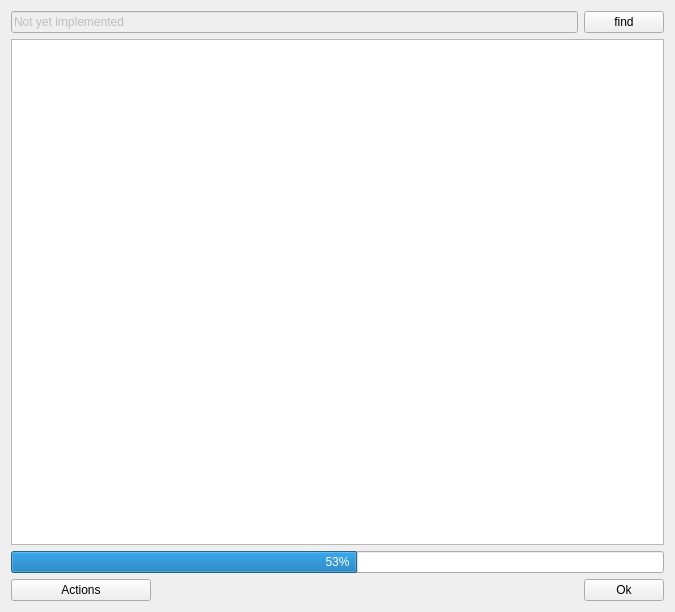
Above: ui/manager.ui from euroelessar/qutim before the change. Below: the same form after it.
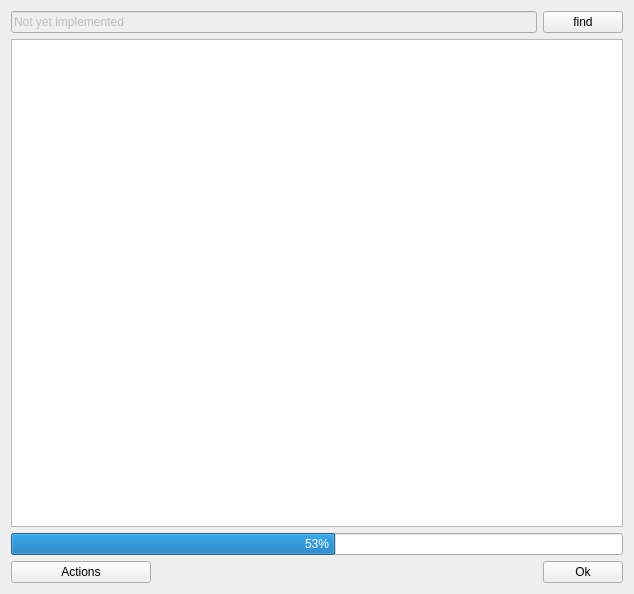
That is the form after the change. Icons and pictures are not drawn.

Patch:
```diff
--- a/ui/manager.ui
+++ b/ui/manager.ui
@@ -6,14 +6,14 @@
    <rect>
     <x>0</x>
     <y>0</y>
-    <width>675</width>
-    <height>612</height>
+    <width>634</width>
+    <height>594</height>
    </rect>
   </property>
   <property name="minimumSize">
    <size>
-    <width>64</width>
-    <height>16</height>
+    <width>400</width>
+    <height>300</height>
    </size>
   </property>
   <property name="windowTitle">
```
Left out of the diff: 4 changed lines with no effect on the pictures.
